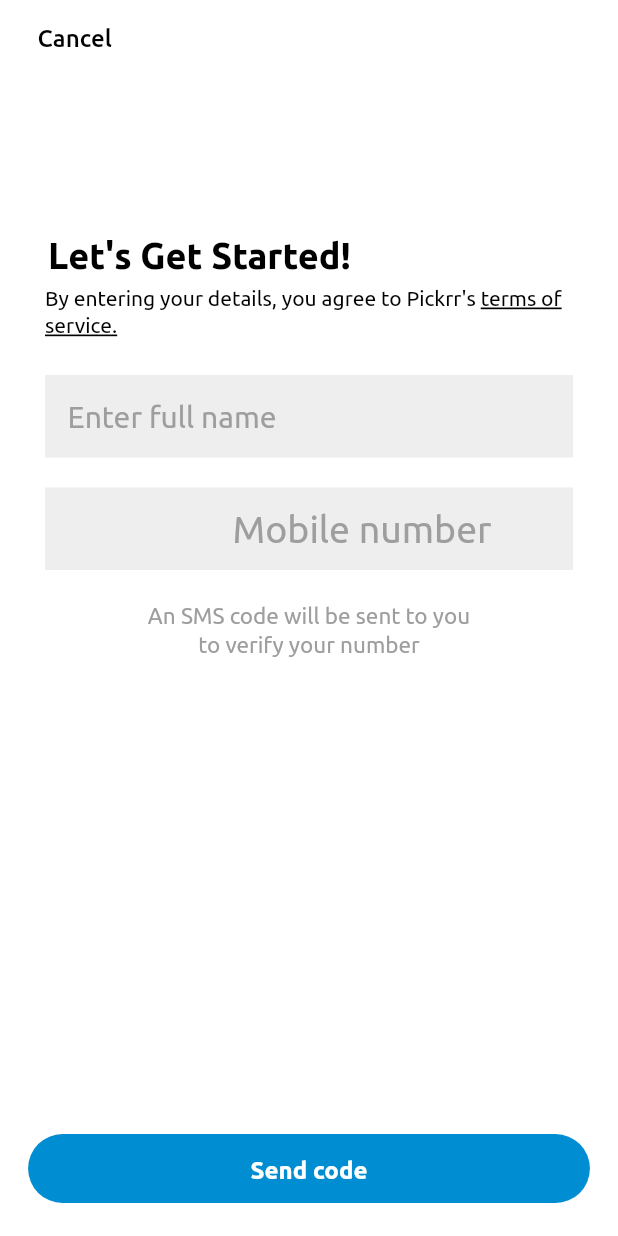
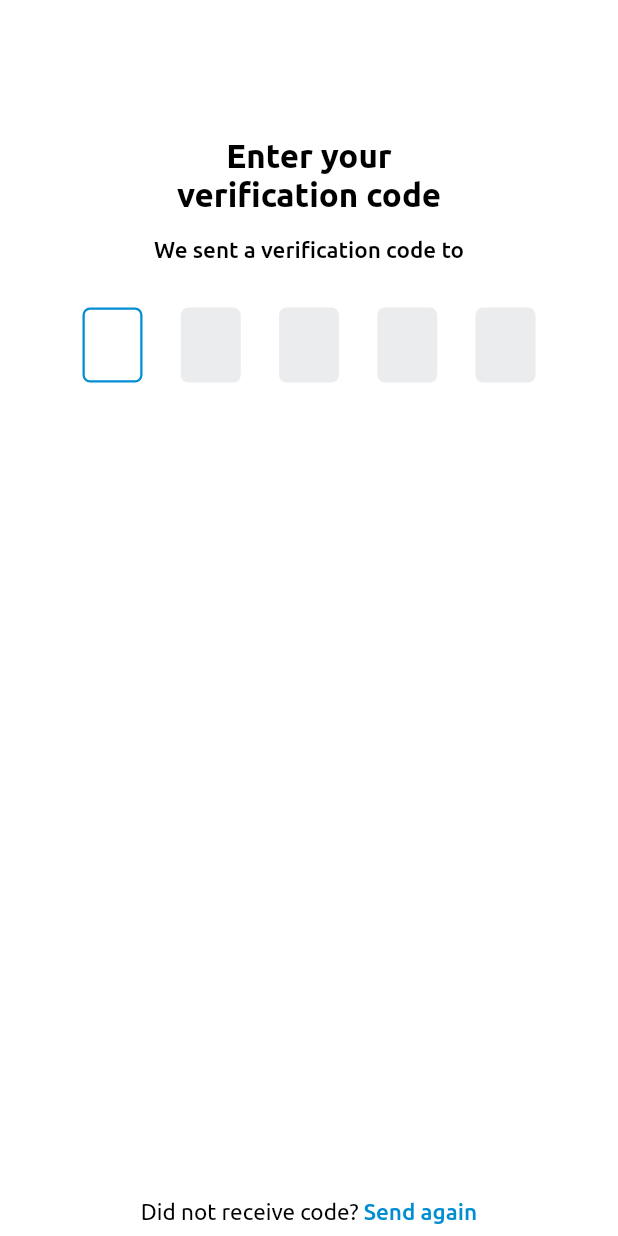
Before and after one commit to YoboZorle/picker_app, a Flutter app: the PhoneLogin screen opened directly, after a tap on "Send code", on a phone screen of 412 x 824 dp. Run offline on Flutter 3.47's test engine with Material 2 defaults, Android fonts, the phone set to English and light mode, and no system bars; drawn by our look-alikes of country_code_picker; our stand-ins replace flare_flutter.

Commit message:
fix phone auth

````diff
--- /dev/null
+++ b/lib/src/auth/otp_verification.dart
@@ -0,0 +1,204 @@
+import 'package:flutter/cupertino.dart';
+import 'package:flutter/gestures.dart';
+import 'package:flutter/material.dart';
+import 'package:pickrr_app/src/utils/pinput/pin_put.dart';
+import 'package:pickrr_app/src/values/values.dart';
+
+
+class OTPVerification extends StatefulWidget {
+  final String phone;
+  final String callingCode;
+
+  OTPVerification(this.callingCode, this.phone);
+
+  @override
+  _OTPVerificationState createState() => _OTPVerificationState();
+}
+
+class _OTPVerificationState extends State<OTPVerification> {
+  final TextEditingController _pinPutController = TextEditingController();
+  final FocusNode _pinPutFocusNode = FocusNode();
+  final PageController _pageController = PageController(initialPage: 0);
+  int _pageIndex = 0;
+  String securedPhoneNumber;
+
+  @override
+  void initState() {
+    super.initState();
+    _pinPutFocusNode.requestFocus();
+    // securedPhoneNumber = widget.phone.replaceAll(RegExp(r'.(?=.{4})'), '*');
+  }
+
+  @override
+  void dispose() {
+    _pinPutFocusNode.dispose();
+    super.dispose();
+  }
+
+  Widget onlySelectedBorderPinPut() {
+    BoxDecoration pinPutDecoration = BoxDecoration(
+      color: Color.fromRGBO(235, 236, 237, 1),
+      borderRadius: BorderRadius.circular(5),
+    );
+    return PinPut(
+      fieldsCount: 5,
+      textStyle:
+      TextStyle(fontSize: 25, fontFamily: 'Ubuntu', color: Colors.black),
+      eachFieldWidth: 40,
+      eachFieldHeight: 50,
+      onSubmit: (String pin) => (pin),
+      focusNode: _pinPutFocusNode,
+      autofocus: true,
+      controller: _pinPutController,
+      submittedFieldDecoration: pinPutDecoration,
+      selectedFieldDecoration: pinPutDecoration.copyWith(
+          color: Colors.white,
+          border: Border.all(
+            width: 1.5,
+            color: AppColors.primaryText,
+          )),
+      followingFieldDecoration: pinPutDecoration,
+      pinAnimationType: PinAnimationType.slide,
+    );
+  }
+
+  @override
+  Widget build(BuildContext context) {
+    List<Widget> _pinPuts = [
+      onlySelectedBorderPinPut(),
+    ];
+
+    List<Color> _bgColors = [
+      Colors.white,
+      Color.fromRGBO(43, 36, 198, 1),
+      Colors.white,
+      Color.fromRGBO(75, 83, 214, 1),
+      Color.fromRGBO(43, 46, 66, 1),
+    ];
+
+    return new Scaffold(
+        body: GestureDetector(
+          onTap: () {
+            FocusScope.of(context).requestFocus(new FocusNode());
+          },
+          child: Stack(fit: StackFit.passthrough, children: <Widget>[
+            AnimatedContainer(
+              color: _bgColors[_pageIndex],
+              duration: Duration(milliseconds: 200),
+              padding: EdgeInsets.all(40),
+              child: PageView(
+                scrollDirection: Axis.vertical,
+                controller: _pageController,
+                onPageChanged: (index) {
+                  setState(() {
+                    _pageIndex = index;
+                  });
+                },
+                children: _pinPuts.map((p) {
+                  return FractionallySizedBox(
+                    heightFactor: 1,
+                    child: Center(
+                        child: Column(
+                          mainAxisAlignment: MainAxisAlignment.start,
+                          crossAxisAlignment: CrossAxisAlignment.center,
+                          children: <Widget>[
+                            SizedBox(height: 50),
+                            Container(
+                              margin: EdgeInsets.only(bottom: 15),
+                              child: Text(
+                                'Enter your\nverification code',
+                                textAlign: TextAlign.center,
+                                style: TextStyle(
+                                  fontSize: 22,
+                                  fontFamily: 'Ubuntu',
+                                  color: Colors.black,
+                                  fontWeight: FontWeight.w700,
+                                  height: 1.2,
+                                ),
+                              ),
+                            ),
+                            bodyOTP(),
+                            Container(
+                                margin: EdgeInsets.symmetric(horizontal: 15), child: p),
+                          ],
+                        )),
+                  );
+                }).toList(),
+              ),
+            ),
+            resendOTP(),
+          ]),
+        ));
+  }
+
+  bodyOTP() => Container(
+    margin: EdgeInsets.only(bottom: 30),
+    child: RichText(
+      textAlign: TextAlign.center,
+      text: TextSpan(
+          text: 'We sent a verification code to ',
+          style: TextStyle(
+            fontSize: 15,
+            fontFamily: 'Ubuntu',
+            color: Colors.black,
+            fontWeight: FontWeight.w500,
+            height: 1.2,
+          ),
+          children: <TextSpan>[
+            TextSpan(
+              // text: '+${widget.callingCode}',
+              style: TextStyle(
+                fontSize: 15,
+                fontFamily: 'Ubuntu',
+                color: Colors.black,
+                fontWeight: FontWeight.w500,
+                height: 1.2,
+              ),
+            ),
+            TextSpan(
+              text: securedPhoneNumber,
+              style: TextStyle(
+                fontSize: 15,
+                fontFamily: 'Ubuntu',
+                color: Colors.black,
+                fontWeight: FontWeight.w500,
+                height: 1.2,
+              ),
+            )
+          ]),
+    ),
+  );
+
+  resendOTP() => Positioned(
+      bottom: 0,
+      left: 0,
+      right: 0,
+      child: Container(
+        margin: EdgeInsets.only(bottom: 8),
+        child: RichText(
+          textAlign: TextAlign.center,
+          text: TextSpan(
+              text: 'Did not receive code?',
+              style: TextStyle(
+                fontSize: 15,
+                fontFamily: 'Ubuntu',
+                color: Colors.black,
+                fontWeight: FontWeight.w400,
+                height: 1.2,
+              ),
+              children: <TextSpan>[
+                TextSpan(
+                    text: ' Send again',
+                    style: TextStyle(
+                      fontSize: 15,
+                      fontFamily: 'Ubuntu',
+                      color: AppColors.primaryText,
+                      fontWeight: FontWeight.w500,
+                      height: 1.2,
+                    ),
+                    recognizer: TapGestureRecognizer()
+                      ..onTap = () {})
+              ]),
+        ),
+      ));
+}
--- a/lib/src/auth/phone_login.dart
+++ b/lib/src/auth/phone_login.dart
@@ -3,6 +3,8 @@ import 'package:flutter/material.dart';
 import 'package:flutter/services.dart';
 import 'package:country_code_picker/country_code_picker.dart';
 import 'package:pickrr_app/src/values/values.dart';
+
+import 'otp_verification.dart';
 
 class PhoneLogin extends StatefulWidget {
   @override
@@ -310,7 +312,12 @@ class _PhoneLoginState extends State<PhoneLogin> with TickerProviderStateMixin {
               shape: new RoundedRectangleBorder(
                 borderRadius: new BorderRadius.circular(25.0),
               ),
-            onPressed: (){},
+              onPressed: (){
+                Navigator.push(
+                  context,
+                  MaterialPageRoute(builder: (context) => OTPVerification(_callingCode, _phoneController.text)),
+                );
+              },
               color: AppColors.primaryText,
               child: Text("Send code",
                   style: TextStyle(
@@ -321,6 +328,8 @@ class _PhoneLoginState extends State<PhoneLogin> with TickerProviderStateMixin {
                       height: 1.4)),
             ),
           ),
+
+
         SizedBox(height: 15),
       ],
     ),
--- /dev/null
+++ b/lib/src/utils/pinput/pin_put.dart
@@ -0,0 +1,235 @@
+import 'package:flutter/material.dart';
+import 'package:flutter/services.dart';
+
+import 'pin_put_state.dart';
+
+class PinPut extends StatefulWidget {
+  PinPut({
+    Key key,
+    @required this.fieldsCount,
+    this.onSubmit,
+    this.onSaved,
+    this.onChanged,
+    this.onTap,
+    this.onClipboardFound,
+    this.controller,
+    this.focusNode,
+    this.preFilledChar,
+    this.preFilledCharStyle,
+    this.textStyle,
+    this.submittedFieldDecoration,
+    this.selectedFieldDecoration,
+    this.followingFieldDecoration,
+    this.disabledDecoration,
+    this.eachFieldWidth,
+    this.eachFieldHeight,
+    this.fieldsAlignment = MainAxisAlignment.spaceBetween,
+    this.eachFieldMargin,
+    this.eachFieldPadding,
+    this.eachFieldConstraints =
+    const BoxConstraints(minHeight: 40, minWidth: 40),
+    this.inputDecoration = const InputDecoration(
+      contentPadding: EdgeInsets.all(0),
+      border: InputBorder.none,
+      counterText: '',
+    ),
+    this.animationCurve = Curves.linear,
+    this.animationDuration = const Duration(milliseconds: 160),
+    this.pinAnimationType = PinAnimationType.slide,
+    this.slideTransitionBeginOffset,
+    this.enabled = true,
+    this.autofocus = false,
+    this.autoValidate = false,
+    this.keyboardAppearance,
+    this.inputFormatters,
+    this.validator,
+    this.keyboardType = TextInputType.number,
+    this.obscureText,
+    this.textCapitalization = TextCapitalization.none,
+    this.textInputAction,
+    this.toolbarOptions,
+  })  : assert(fieldsCount > 0),
+        super(key: key);
+
+  /// Displayed fields count. PIN code length.
+  final int fieldsCount;
+
+  /// Same as FormField onFieldSubmitted, called when PinPut submitted.
+  final ValueChanged<String> onSubmit;
+
+  /// Signature for being notified when a form field changes value.
+  final FormFieldSetter<String> onSaved;
+
+  /// Called every time input value changes.
+  final ValueChanged<String> onChanged;
+
+  /// Called when user clicks on PinPut
+  final VoidCallback onTap;
+
+  /// Called when Clipboard has value of length fieldsCount.
+  final ValueChanged<String> onClipboardFound;
+
+  /// Used to get, modify PinPut value and more.
+  final TextEditingController controller;
+
+  /// Defines the keyboard focus for this widget.
+  /// To give the keyboard focus to this widget, provide a [focusNode] and then
+  /// use the current [FocusScope] to request the focus:
+  final FocusNode focusNode;
+
+  /// Symbol that is displayed before field submitted.
+  final String preFilledChar;
+
+  /// The style to use for PinPut
+  /// If null, defaults to the `subhead` text style from the current [Theme].
+  final TextStyle preFilledCharStyle;
+
+  /// The style to use for PinPut
+  /// If null, defaults to the `subhead` text style from the current [Theme].
+  final TextStyle textStyle;
+
+  ///  Box decoration of following properties of [PinPut]
+  ///  [submittedFieldDecoration] [selectedFieldDecoration] [followingFieldDecoration] [disabledDecoration]
+  ///  You can customize every pixel with it
+  ///  properties are being animated implicitly when value changes
+  ///  ```dart
+  ///  this.color,
+  ///  this.image,
+  ///  this.border,
+  ///  this.borderRadius,
+  ///  this.boxShadow,
+  ///  this.gradient,
+  ///  this.backgroundBlendMode,
+  ///  this.shape = BoxShape.rectangle,
+  ///  ```
+  /// The decoration of each [PinPut] submitted field
+  final BoxDecoration submittedFieldDecoration;
+
+  /// The decoration of [PinPut] currently selected field
+  final BoxDecoration selectedFieldDecoration;
+
+  /// The decoration of each [PinPut] following field
+  final BoxDecoration followingFieldDecoration;
+
+  /// The decoration of each [PinPut] field when [PinPut] ise disabled
+  final BoxDecoration disabledDecoration;
+
+  /// width of each [PinPut] field
+  final double eachFieldWidth;
+
+  /// height of each [PinPut] field
+  final double eachFieldHeight;
+
+  /// Defines how [PinPut] fields are being placed inside [Row]
+  final MainAxisAlignment fieldsAlignment;
+
+  /// Empty space to surround the [PinPut] field container.
+  final EdgeInsetsGeometry eachFieldMargin;
+
+  /// Empty space to inscribe the [PinPut] field container.
+  /// For example space between border and text
+  final EdgeInsetsGeometry eachFieldPadding;
+
+  /// Additional constraints to apply to the each field container.
+  /// properties
+  /// ```dart
+  ///  this.minWidth = 0.0,
+  ///  this.maxWidth = double.infinity,
+  ///  this.minHeight = 0.0,
+  ///  this.maxHeight = double.infinity,
+  ///  ```
+  final BoxConstraints eachFieldConstraints;
+
+  /// The decoration to show around the text [PinPut].
+  ///
+  /// can be configured to show an icon, border,counter, label, hint text, and error text.
+  /// set counterText to '' to remove bottom padding entirely
+  final InputDecoration inputDecoration;
+
+  /// curve of every [PinPut] Animation
+  final Curve animationCurve;
+
+  /// Duration of every [PinPut] Animation
+  final Duration animationDuration;
+
+  /// Animation Type of each [PinPut] field
+  /// options:
+  /// none, scale, fade, slide, rotation
+  final PinAnimationType pinAnimationType;
+
+  /// Begin Offset of ever [PinPut] field when [pinAnimationType] is slide
+  final Offset slideTransitionBeginOffset;
+
+  /// Defines [PinPut] state
+  final bool enabled;
+
+  /// {@macro flutter.widgets.editableText.autofocus}
+  final bool autofocus;
+
+  /// If true [validator] function is called when [PinPut] value changes
+  /// alternatively you can use [GlobalKey]
+  /// ```dart
+  ///   final _formKey = GlobalKey<FormState>();
+  ///   _formKey.currentState.validate()
+  /// ```
+  final bool autoValidate;
+
+  /// The appearance of the keyboard.
+  /// This setting is only honored on iOS devices.
+  /// If unset, defaults to the brightness of [ThemeData.primaryColorBrightness].
+  final Brightness keyboardAppearance;
+
+  /// {@macro flutter.widgets.editableText.inputFormatters}
+  final List<TextInputFormatter> inputFormatters;
+
+  /// An optional method that validates an input. Returns an error string to
+  /// display if the input is invalid, or null otherwise.
+  ///
+  /// The returned value is exposed by the [FormFieldState.errorText] property.
+  /// The [TextFormField] uses this to override the [InputDecoration.errorText]
+  /// value.
+  ///
+  /// Alternating between error and normal state can cause the height of the
+  /// [TextFormField] to change if no other subtext decoration is set on the
+  /// field. To create a field whose height is fixed regardless of whether or
+  /// not an error is displayed, either wrap the  [TextFormField] in a fixed
+  /// height parent like [SizedBox], or set the [TextFormField.helperText]
+  /// parameter to a space.
+  final FormFieldValidator<String> validator;
+
+  /// {@macro flutter.widgets.editableText.keyboardType}
+  final TextInputType keyboardType;
+
+  /// Provide any symbol to obscure each [PinPut] field
+  /// Recommended ●
+  final String obscureText;
+
+  /// {@macro flutter.widgets.editableText.textCapitalization}
+  final TextCapitalization textCapitalization;
+
+  /// The type of action button to use for the keyboard.
+  ///
+  /// Defaults to [TextInputAction.newline] if [keyboardType] is
+  /// [TextInputType.multiline] and [TextInputAction.done] otherwise.
+  final TextInputAction textInputAction;
+
+  /// Configuration of toolbar options.
+  ///
+  /// If not set, select all and paste will default to be enabled. Copy and cut
+  /// will be disabled if [obscureText] is true. If [readOnly] is true,
+  /// paste and cut will be disabled regardless.
+  final ToolbarOptions toolbarOptions;
+
+  @override
+  State<StatefulWidget> createState() {
+    return  PinPutState();
+  }
+}
+
+enum PinAnimationType {
+  none,
+  scale,
+  fade,
+  slide,
+  rotation,
+}
--- /dev/null
+++ b/lib/src/utils/pinput/pin_put_state.dart
@@ -0,0 +1,207 @@
+import 'package:flutter/material.dart';
+import 'package:flutter/services.dart';
+
+import 'pin_put.dart';
+
+class PinPutState extends State<PinPut> with WidgetsBindingObserver {
+  TextEditingController _controller;
+  FocusNode _focusNode;
+  ValueNotifier<String> _textControllerValue;
+
+  int get selectedIndex => _controller.value.text.length;
+
+  @override
+  void initState() {
+    _controller = widget.controller ?? TextEditingController();
+    _focusNode = widget.focusNode ?? FocusNode();
+    _textControllerValue = ValueNotifier<String>(_controller.value.text);
+    _controller?.addListener(_textChangeListener);
+    _focusNode?.addListener(() {
+      if (mounted) setState(() {});
+    });
+
+    WidgetsBinding.instance.addObserver(this);
+    super.initState();
+  }
+
+  void _textChangeListener() {
+    final String pin = _controller.value.text;
+    if (widget.onChanged != null) widget.onChanged(pin);
+    if (pin != _textControllerValue.value) {
+      try {
+        _textControllerValue.value = pin;
+      } catch (e) {
+        _textControllerValue = ValueNotifier(_controller.value.text);
+      }
+      if (pin.length == widget.fieldsCount && widget.onSubmit != null)
+        widget.onSubmit(pin);
+    }
+  }
+
+  @override
+  void dispose() {
+    if (widget.controller == null) _controller.dispose();
+
+    if (widget.focusNode == null) _focusNode.dispose();
+
+    _textControllerValue.dispose();
+    WidgetsBinding.instance.removeObserver(this);
+    super.dispose();
+  }
+
+  @override
+  void didChangeAppLifecycleState(AppLifecycleState appLifecycleState) {
+    if (appLifecycleState == AppLifecycleState.resumed) {
+      _checkClipboard();
+    }
+  }
+
+  void _checkClipboard() async {
+    ClipboardData clipboardData = await Clipboard.getData('text/plain');
+    if (clipboardData?.text?.length == widget.fieldsCount) {
+      widget.onClipboardFound(clipboardData.text);
+    }
+  }
+
+  @override
+  Widget build(BuildContext context) {
+    return Stack(
+      children: <Widget>[
+        _hiddenTextField,
+        _fields,
+      ],
+    );
+  }
+
+  void _handleTap() {
+    final focus = FocusScope.of(context);
+    if (_focusNode.hasFocus) _focusNode.unfocus();
+    if (focus.hasFocus) focus.unfocus();
+    focus.requestFocus(FocusNode());
+    Future.delayed(Duration.zero, () => focus.requestFocus(_focusNode));
+    if (widget.onTap != null) widget.onTap();
+  }
+
+  Widget get _hiddenTextField {
+    return TextFormField(
+      controller: _controller,
+      onTap: widget.onTap,
+      onSaved: widget.onSaved,
+      onChanged: widget.onChanged,
+      validator: widget.validator,
+      autovalidate: widget.autoValidate,
+      textInputAction: widget.textInputAction,
+      focusNode: _focusNode,
+      enabled: widget.enabled,
+      // enableSuggestions: false,
+      maxLengthEnforced: true,
+      autofocus: widget.autofocus,
+      obscureText: widget.obscureText != null,
+      autocorrect: false,
+      keyboardAppearance: widget.keyboardAppearance,
+      keyboardType: widget.keyboardType,
+      textCapitalization: widget.textCapitalization,
+      inputFormatters: widget.inputFormatters,
+      enableInteractiveSelection: false,
+      maxLength: widget.fieldsCount,
+      showCursor: false,
+      scrollPadding: EdgeInsets.all(0),
+      decoration: widget.inputDecoration,
+      style: widget.textStyle != null
+          ? widget.textStyle.copyWith(color: Colors.transparent)
+          : TextStyle(color: Colors.transparent),
+    );
+  }
+
+  Widget get _fields {
+    return ValueListenableBuilder<String>(
+      valueListenable: _textControllerValue,
+      builder: (BuildContext context, value, Widget child) {
+        return GestureDetector(
+          onTap: _handleTap,
+          child: Row(
+            mainAxisAlignment: widget.fieldsAlignment,
+            crossAxisAlignment: CrossAxisAlignment.center,
+            children: Iterable<int>.generate(widget.fieldsCount).map((index) {
+              return _getField(index);
+            }).toList(),
+          ),
+        );
+      },
+    );
+  }
+
+  Widget _getField(int index) {
+    final String pin = _controller.value.text;
+    return AnimatedContainer(
+      width: widget.eachFieldWidth,
+      height: widget.eachFieldHeight,
+      alignment: Alignment.center,
+      duration: widget.animationDuration,
+      curve: widget.animationCurve,
+      padding: widget.eachFieldPadding,
+      margin: widget.eachFieldMargin,
+      constraints: widget.eachFieldConstraints,
+      decoration: _fieldDecoration(index),
+      child: AnimatedSwitcher(
+        switchInCurve: widget.animationCurve,
+        switchOutCurve: widget.animationCurve,
+        duration: widget.animationDuration,
+        transitionBuilder: (child, animation) {
+          return _getTransition(child, animation);
+        },
+        child: index < pin.length
+            ? Text(
+          widget.obscureText ?? pin[index],
+          key: ValueKey<String>(index < pin.length ? pin[index] : ''),
+          style: widget.textStyle,
+        )
+            : Text(
+          widget.preFilledChar ?? '',
+          key: ValueKey<String>(index < pin.length ? pin[index] : ''),
+          style: widget.preFilledCharStyle ?? widget.textStyle,
+        ),
+      ),
+    );
+  }
+
+  BoxDecoration _fieldDecoration(int index) {
+    if (!widget.enabled) return widget.disabledDecoration;
+    if (index < selectedIndex && _focusNode.hasFocus)
+      return widget.submittedFieldDecoration;
+    if (index == selectedIndex && _focusNode.hasFocus)
+      return widget.selectedFieldDecoration;
+    return widget.followingFieldDecoration;
+  }
+
+  Widget _getTransition(Widget child, Animation animation) {
+    switch (widget.pinAnimationType) {
+      case PinAnimationType.none:
+        return child;
+      case PinAnimationType.fade:
+        return FadeTransition(
+          opacity: animation,
+          child: child,
+        );
+      case PinAnimationType.scale:
+        return ScaleTransition(
+          scale: animation,
+          child: child,
+        );
+      case PinAnimationType.slide:
+        return SlideTransition(
+          position: Tween<Offset>(
+            begin: widget.slideTransitionBeginOffset ?? Offset(0.8, 0),
+            end: Offset.zero,
+          ).animate(animation),
+          child: child,
+        );
+      case PinAnimationType.rotation:
+        return RotationTransition(
+          turns: animation,
+          child: child,
+        );
+    }
+    return child;
+  }
+}
````
Lines whose indentation alone changed are shown as unchanged.
